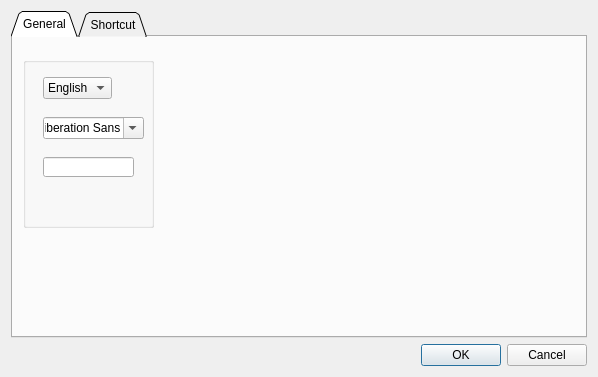
ascetic85/LevelEditor-NG, file editorconfig.ui: the form before one commit.
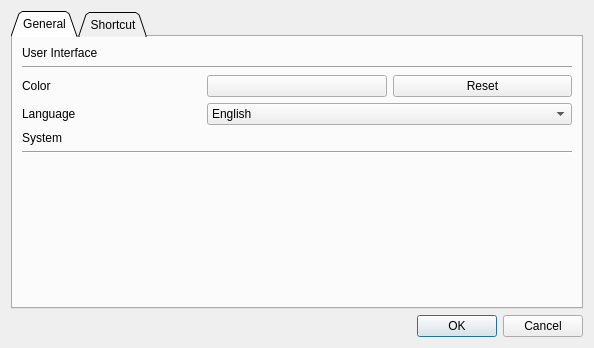
The form after the commit. The open tabs and pages were chosen to show the change. Custom widgets are drawn as their Qt base class.

What changed in the file:
```diff
--- a/editorconfig.ui
+++ b/editorconfig.ui
@@ -6,8 +6,8 @@
    <rect>
     <x>0</x>
     <y>0</y>
-    <width>598</width>
-    <height>377</height>
+    <width>594</width>
+    <height>348</height>
    </rect>
   </property>
   <property name="windowTitle">
@@ -36,27 +36,41 @@
       <attribute name="title">
        <string>General</string>
       </attribute>
-      <widget class="QGroupBox" name="groupBox">
-       <property name="geometry">
-        <rect>
-         <x>10</x>
-         <y>20</y>
-         <width>131</width>
-         <height>171</height>
-        </rect>
-       </property>
-       <property name="title">
+      <layout class="QGridLayout" name="gridLayout_4">
+       <item row="0" column="0">
+        <layout class="QGridLayout" name="gridLayout_3">
+         <item row="3" column="0">
+          <layout class="QGridLayout" name="gridLayout_2">
+           <item row="0" column="0">
+            <widget class="QLabel" name="colorLabel">
+             <property name="text">
+              <string>Color</string>
+             </property>
+            </widget>
+           </item>
+           <item row="0" column="1">
+            <widget class="QPushButton" name="pushButton">
+             <property name="text">
         <string/>
        </property>
+            </widget>
+           </item>
+           <item row="0" column="2">
+            <widget class="QPushButton" name="resetbutton">
+             <property name="text">
+              <string>Reset</string>
+             </property>
+            </widget>
+           </item>
+           <item row="1" column="0">
+            <widget class="QLabel" name="langLabel">
+             <property name="text">
+              <string>Language</string>
+             </property>
+            </widget>
+           </item>
+           <item row="1" column="1" colspan="2">
        <widget class="QComboBox" name="langComboBox">
-        <property name="geometry">
-         <rect>
-          <x>20</x>
-          <y>20</y>
-          <width>69</width>
-          <height>22</height>
-         </rect>
-        </property>
         <item>
          <property name="text">
           <string>English</string>
@@ -73,27 +87,53 @@
          </property>
         </item>
        </widget>
-       <widget class="QFontComboBox" name="fontComboBox">
-        <property name="geometry">
-         <rect>
-          <x>20</x>
-          <y>60</y>
-          <width>101</width>
-          <height>22</height>
-         </rect>
-        </property>
-       </widget>
-       <widget class="QLineEdit" name="lineEdit">
-        <property name="geometry">
-         <rect>
-          <x>20</x>
-          <y>100</y>
-          <width>91</width>
-          <height>20</height>
-         </rect>
-        </property>
-       </widget>
-      </widget>
+           </item>
+          </layout>
+         </item>
+         <item row="2" column="0">
+          <widget class="Line" name="line">
+           <property name="orientation">
+            <enum>Qt::Horizontal</enum>
+           </property>
+          </widget>
+         </item>
+         <item row="4" column="0">
+          <widget class="QLabel" name="systemLabel">
+           <property name="text">
+            <string>System</string>
+           </property>
+          </widget>
+         </item>
+         <item row="0" column="0">
+          <widget class="QLabel" name="uilabel">
+           <property name="text">
+            <string>User Interface</string>
+           </property>
+          </widget>
+         </item>
+         <item row="6" column="0">
+          <widget class="Line" name="line_2">
+           <property name="orientation">
+            <enum>Qt::Horizontal</enum>
+           </property>
+          </widget>
+         </item>
+        </layout>
+       </item>
+       <item row="1" column="0">
+        <spacer name="verticalSpacer">
+         <property name="orientation">
+          <enum>Qt::Vertical</enum>
+         </property>
+         <property name="sizeHint" stdset="0">
+          <size>
+           <width>20</width>
+           <height>40</height>
+          </size>
+         </property>
+        </spacer>
+       </item>
+      </layout>
      </widget>
      <widget class="QWidget" name="shortcut">
       <attribute name="title">
@@ -104,6 +144,13 @@
    </item>
   </layout>
  </widget>
+ <customwidgets>
+  <customwidget>
+   <class>Utils::FilterLineEdit</class>
+   <extends>QLineEdit</extends>
+   <header>utils/filterlineedit.h</header>
+  </customwidget>
+ </customwidgets>
  <resources/>
  <connections/>
 </ui>
```
Left out of the diff: 12 changed lines with no effect on the pictures. Lines whose indentation alone changed are shown as unchanged.
